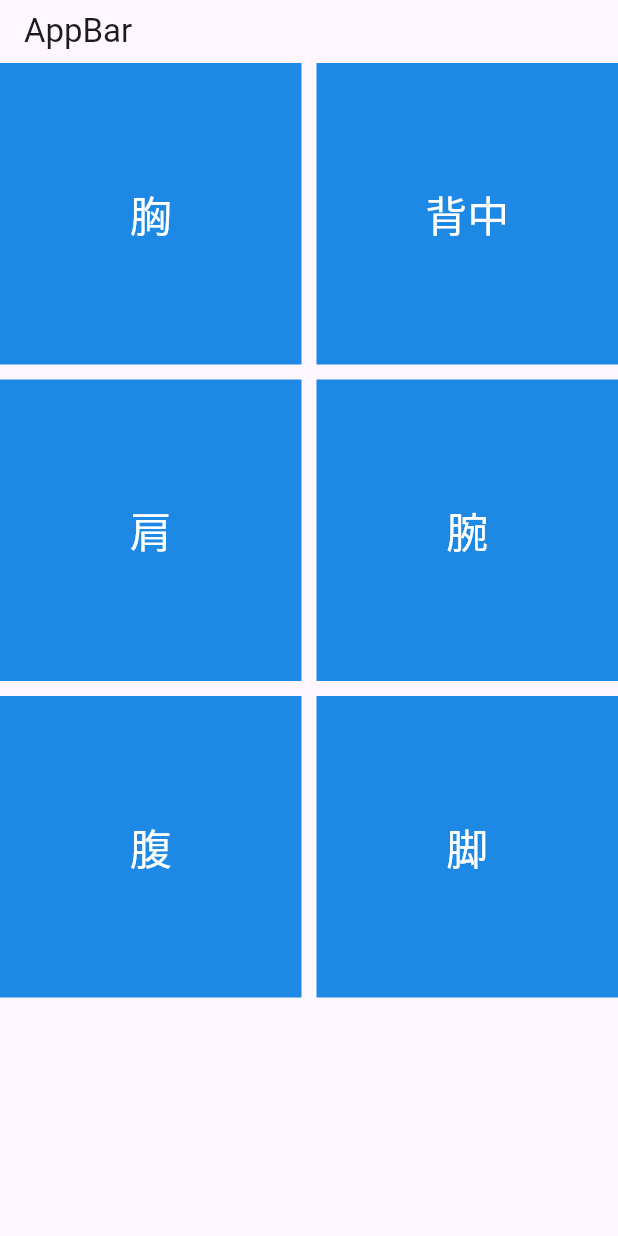
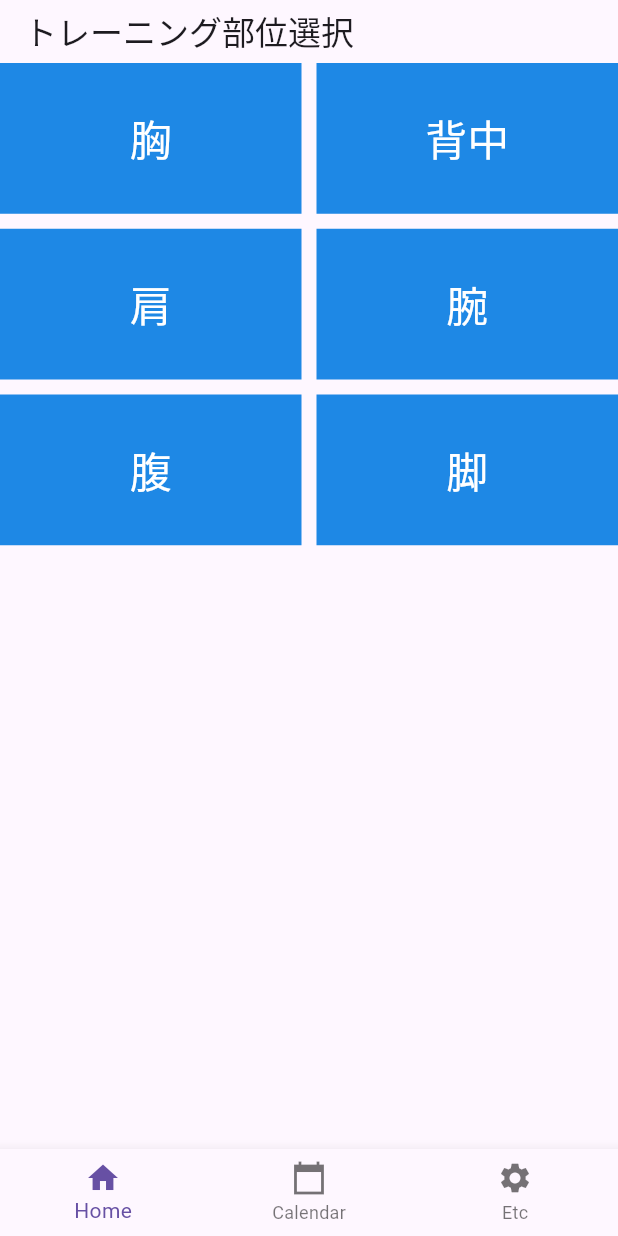
Before and after one commit to kusamuraX/training_memo, a Flutter app: the screen it shows after launch, on a phone screen of 412 x 824 dp. Run offline on Flutter 3.47's test engine with Material 3 defaults, Android fonts, the phone set to English and light mode, and no system bars; our stand-ins replace flutter_riverpod, freezed_annotation, go_router, riverpod_annotation, sqflite; missing offline and left inert: dart:ffi; accounts and stored records are empty; generated files the repository leaves out were written again.

Commit message:
ui update

```diff
--- a/lib/app/main_page.dart
+++ b/lib/app/main_page.dart
@@ -1,12 +1,35 @@
 import 'package:flutter/material.dart';
 import 'package:flutter_riverpod/flutter_riverpod.dart';
+import 'package:go_router/go_router.dart';
+import 'package:training_memo/app/provider/tab_index.dart';
 
 import 'data/database.dart';
 
-class MainPage extends StatelessWidget {
+class MainPage extends ConsumerWidget {
   @override
-  Widget build(BuildContext context) {
-    return Scaffold(appBar: const MainAppBar(), body: MainBody());
+  Widget build(BuildContext context, WidgetRef ref) {
+    return Scaffold(
+      appBar: const MainAppBar(),
+      body: MainBody(),
+      bottomNavigationBar: BottomNavigationBar(
+        items: [
+          BottomNavigationBarItem(
+            icon: Icon(Icons.home),
+            label: 'Home',
+          ),
+          BottomNavigationBarItem(
+            icon: Icon(Icons.calendar_today_sharp),
+            label: 'Calendar',
+          ),
+          BottomNavigationBarItem(
+            icon: Icon(Icons.settings),
+            label: 'Etc',
+          ),
+        ],
+        currentIndex: ref.watch(tabIndexProvider),
+        onTap: (value) => ref.read(tabIndexProvider.notifier).setIndex(value),
+      ),
+    );
   }
 }
 
@@ -16,7 +39,7 @@ class MainAppBar extends StatelessWidget implements PreferredSizeWidget {
   @override
   Widget build(BuildContext context) {
     return AppBar(
-      title: const Text('AppBar'),
+      title: const Text('トレーニング部位選択'),
     );
   }
 
@@ -27,11 +50,6 @@ class MainAppBar extends StatelessWidget implements PreferredSizeWidget {
 class MainBody extends StatelessWidget {
   @override
   Widget build(BuildContext context) {
-    // return TableCalendar(
-    //   firstDay: DateTime.utc(2023, 1, 1),
-    //   lastDay: DateTime.utc(2033, 12, 31),
-    //   focusedDay: DateTime.now(),
-    // );
     return _PartsSelectWidget();
   }
 }
@@ -48,13 +66,17 @@ class _PartsSelectWidget extends ConsumerWidget {
             crossAxisCount: 2,
             mainAxisSpacing: 10,
             crossAxisSpacing: 10,
+            childAspectRatio: 2,
             children: List.generate(dataSnapshot.data!.length, (index) {
-              return Container(
-                color: Colors.blue[600],
-                child: Center(
-                  child: Text(dataSnapshot.data![index].partsName, style: Theme.of(context).textTheme.headlineMedium!.copyWith(color: Colors.white)),
-                ),
-              );
+              return GestureDetector(
+                  child: Container(
+                    color: Colors.blue[600],
+                    child: Center(
+                      child:
+                          Text(dataSnapshot.data![index].partsName, style: Theme.of(context).textTheme.headlineMedium!.copyWith(color: Colors.white)),
+                    ),
+                  ),
+                  onTap: () => GoRouter.of(context).push('/tselect', extra: dataSnapshot.data![index]));
             }),
           );
         } else if (dataSnapshot.connectionState == ConnectionState.waiting) {
```
Also changed, not shown: lib/app/data/database.dart (+48 -18 lines), lib/app/provider/select_parts.dart (added, +13 -0 lines), lib/app/provider/tab_index.dart (added, +12 -0 lines), lib/app/repository/parts_training_info_repository.dart (added, +10 -0 lines), lib/app/router/router.dart (+13 -7 lines), lib/app/training_select_page.dart (+65 -1 lines), lib/app/provider/select_parts.g.dart (added), lib/app/provider/tab_index.g.dart (added), lib/app/repository/parts_training_info_repository.freezed.dart (added), lib/app/repository/parts_training_info_repository.g.dart (added), lib/app/router/router.g.dart, 1 other file.
